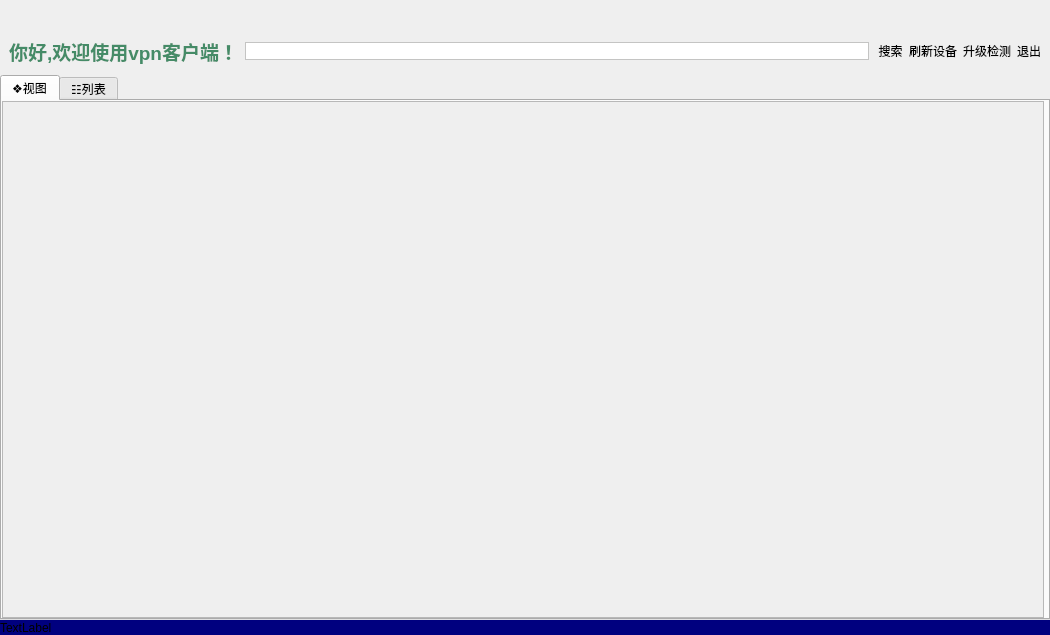
First picture: the form in homewindow.ui, repository liuyufeng509/cloud-client, before the edit.
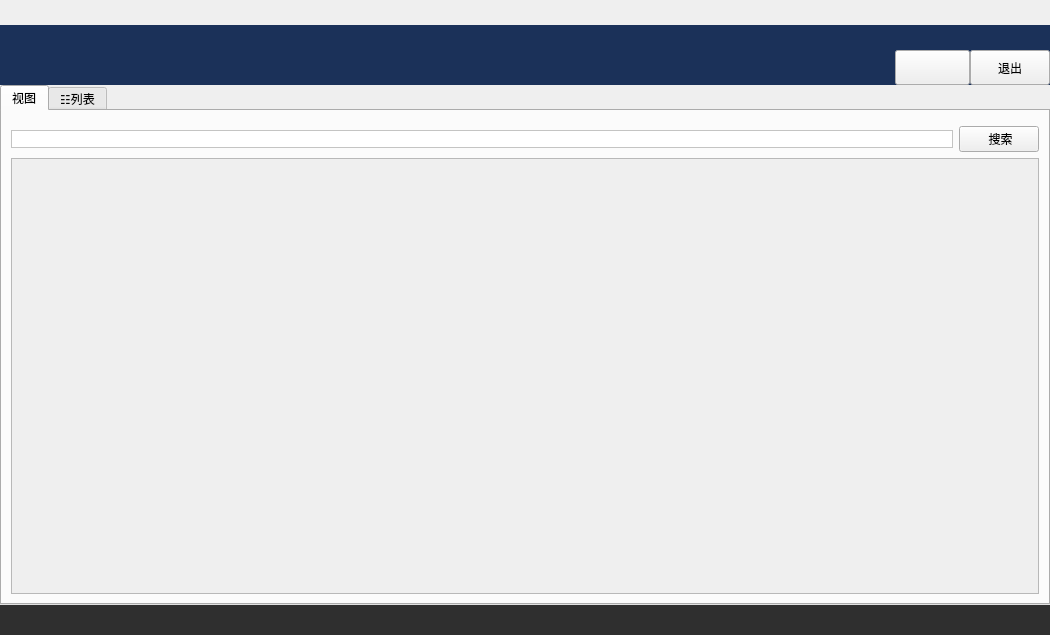
Second picture: the form after the edit. The open tabs and pages were chosen to show the change. Icons and pictures are not drawn. Custom widgets are drawn as their Qt base class.

```diff
--- a/homewindow.ui
+++ b/homewindow.ui
@@ -39,60 +39,88 @@
       <property name="minimumSize">
        <size>
         <width>0</width>
-        <height>28</height>
+        <height>25</height>
        </size>
       </property>
      </widget>
     </item>
-    <item>
+    <item alignment="Qt::AlignBottom">
      <widget class="QWidget" name="infoWidget" native="true">
       <property name="minimumSize">
        <size>
         <width>0</width>
-        <height>20</height>
+        <height>60</height>
        </size>
       </property>
       <property name="styleSheet">
-       <string notr="true">border:none</string>
+       <string notr="true">.QWidget{background-color: rgb(27, 49, 89);}</string>
       </property>
       <layout class="QHBoxLayout" name="horizontalLayout">
+       <property name="spacing">
+        <number>0</number>
+       </property>
+       <property name="leftMargin">
+        <number>0</number>
+       </property>
+       <property name="topMargin">
+        <number>0</number>
+       </property>
+       <property name="rightMargin">
+        <number>0</number>
+       </property>
+       <property name="bottomMargin">
+        <number>0</number>
+       </property>
        <item>
         <widget class="QLabel" name="label">
-         <property name="text">
-          <string>&lt;html&gt;&lt;head/&gt;&lt;body&gt;&lt;p&gt;&lt;span style=&quot; font-size:14pt; font-weight:600; color:#458b67;&quot;&gt;你好,欢迎使用vpn客户端！&lt;/span&gt;&lt;/p&gt;&lt;/body&gt;&lt;/html&gt;</string>
+         <property name="minimumSize">
+          <size>
+           <width>500</width>
+           <height>0</height>
+          </size>
          </property>
-        </widget>
-       </item>
-       <item>
-        <widget class="QLineEdit" name="lineEdit">
          <property name="styleSheet">
-          <string notr="true">border: 1px solid #C4C4C3;</string>
+          <string notr="true">image: url(:/new/vpn/midlogo);</string>
          </property>
-        </widget>
-       </item>
-       <item>
-        <widget class="QPushButton" name="searchButton">
          <property name="text">
-          <string> 搜索</string>
+          <string/>
          </property>
         </widget>
        </item>
        <item>
-        <widget class="QPushButton" name="freshButton">
-         <property name="text">
-          <string>刷新设备</string>
+        <spacer name="horizontalSpacer">
+         <property name="orientation">
+          <enum>Qt::Horizontal</enum>
          </property>
-        </widget>
+         <property name="sizeHint" stdset="0">
+          <size>
+           <width>40</width>
+           <height>20</height>
+          </size>
+         </property>
+        </spacer>
        </item>
-       <item>
-        <widget class="QPushButton" name="updateButton">
+       <item alignment="Qt::AlignBottom">
+        <widget class="QPushButton" name="userButton">
+         <property name="minimumSize">
+          <size>
+           <width>75</width>
+           <height>35</height>
+          </size>
+         </property>
          <property name="text">
-          <string>升级检测</string>
+          <string/>
          </property>
         </widget>
        </item>
-       <item>
+       <item alignment="Qt::AlignBottom">
         <widget class="QPushButton" name="logoutButton">
+         <property name="minimumSize">
+          <size>
+           <width>0</width>
+           <height>35</height>
+          </size>
+         </property>
          <property name="text">
           <string>退出</string>
          </property>
@@ -102,9 +130,37 @@
      </widget>
     </item>
     <item>
-     <widget class="CarouselImageWindow" name="movieWidget" native="true">
-      <property name="styleSheet">
-       <string notr="true">QPushButton{
+     <widget class="QTabWidget" name="tabWidget">
+      <property name="currentIndex">
+       <number>1</number>
+      </property>
+      <widget class="QWidget" name="viewTab">
+       <attribute name="icon">
+        <iconset resource="resource.qrc">
+         <normaloff>:/new/vpn/view</normaloff>:/new/vpn/view</iconset>
+       </attribute>
+       <attribute name="title">
+        <string>视图</string>
+       </attribute>
+       <layout class="QGridLayout" name="gridLayout">
+        <item row="1" column="0">
+         <widget class="QLineEdit" name="lineEdit">
+          <property name="styleSheet">
+           <string notr="true">border: 1px solid #C4C4C3;</string>
+          </property>
+         </widget>
+        </item>
+        <item row="1" column="1">
+         <widget class="QPushButton" name="searchButton">
+          <property name="text">
+           <string> 搜索</string>
+          </property>
+         </widget>
+        </item>
+        <item row="0" column="0" colspan="2">
+         <widget class="CarouselImageWindow" name="movieWidget" native="true">
+          <property name="styleSheet">
+           <string notr="true">QPushButton{
     background-color:white;
     border-style:outset;
     border-width:1px;
@@ -120,35 +176,10 @@
 QPushButton:checked{
 background-color:gray;
 }</string>
-      </property>
-     </widget>
-    </item>
-    <item>
-     <widget class="QTabWidget" name="tabWidget">
-      <property name="currentIndex">
-       <number>0</number>
-      </property>
-      <widget class="QWidget" name="viewTab">
-       <attribute name="title">
-        <string>❖视图</string>
-       </attribute>
-       <layout class="QGridLayout" name="gridLayout_3">
-        <property name="leftMargin">
-         <number>0</number>
-        </property>
-        <property name="topMargin">
-         <number>0</number>
-        </property>
-        <property name="rightMargin">
-         <number>4</number>
-        </property>
-        <property name="bottomMargin">
-         <number>0</number>
-        </property>
-        <property name="spacing">
-         <number>0</number>
-        </property>
-        <item row="0" column="0">
+          </property>
+         </widget>
+        </item>
+        <item row="2" column="0" colspan="2">
          <widget class="QScrollArea" name="scrollArea">
           <property name="widgetResizable">
            <bool>true</bool>
@@ -158,8 +189,8 @@
             <rect>
              <x>0</x>
              <y>0</y>
-             <width>1038</width>
-             <height>515</height>
+             <width>1024</width>
+             <height>426</height>
             </rect>
            </property>
            <layout class="QVBoxLayout" name="verticalLayout">
@@ -240,14 +271,14 @@
       <property name="minimumSize">
        <size>
         <width>0</width>
-        <height>15</height>
+        <height>30</height>
        </size>
       </property>
       <property name="styleSheet">
-       <string notr="true">background-color: rgb(0, 0, 127);</string>
+       <string notr="true">background-color: rgb(47, 47, 47);</string>
       </property>
       <property name="text">
-       <string>TextLabel</string>
+       <string/>
       </property>
      </widget>
     </item>
```
Left out of the diff: 12 changed lines with no effect on the pictures.
